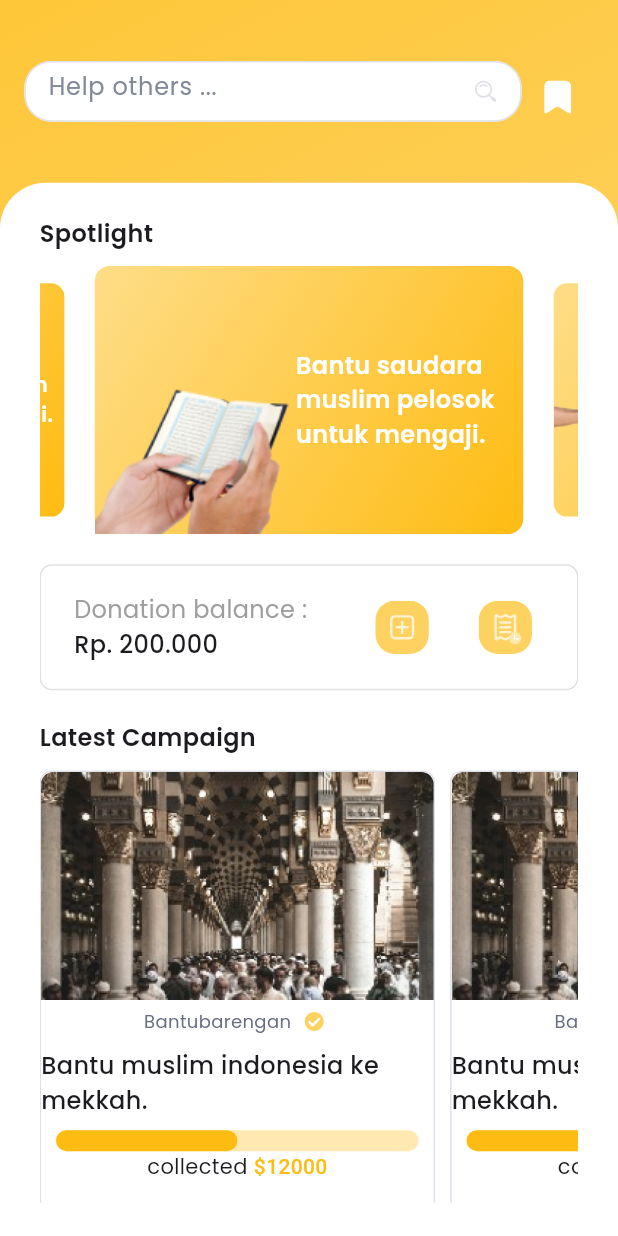
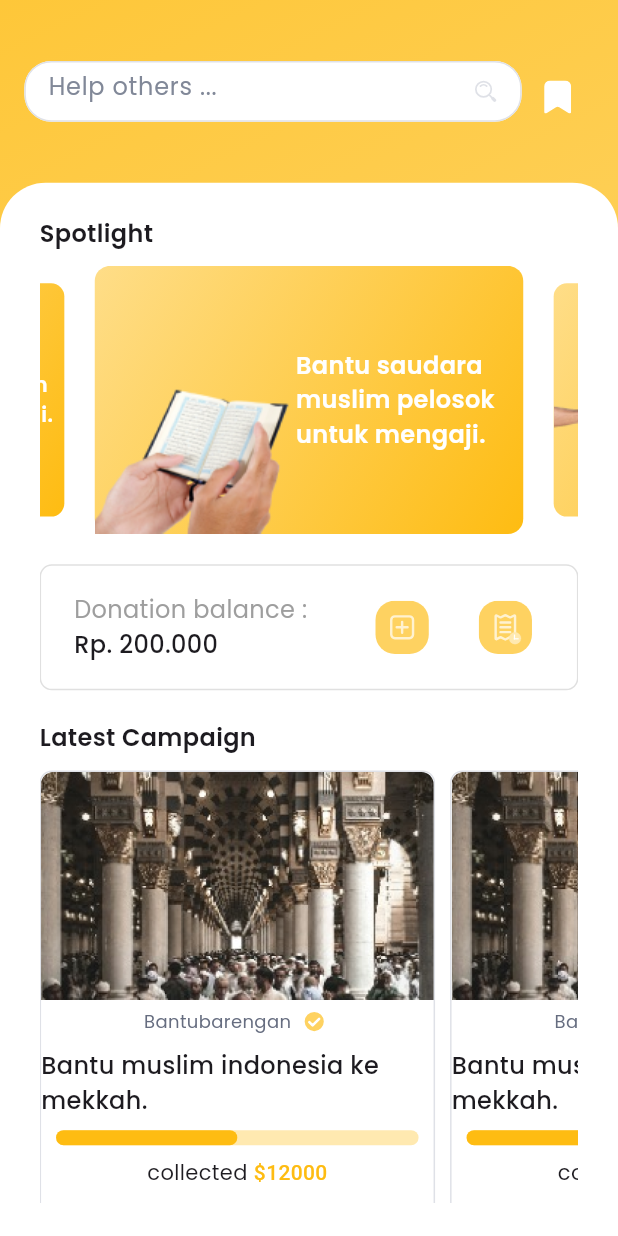
Before and after one commit to KhaledElalfy1/ajuda-app, a Flutter app: the HomeView screen opened directly, on a phone screen of 412 x 824 dp. Run offline on Flutter 3.47's test engine with Material 3 defaults, Android fonts, the phone set to English and light mode, and no system bars; drawn by our look-alikes of carousel_slider, percent_indicator; our stand-ins replace flutter_bloc, flutter_screenutil, flutter_svg, gap, get_it, google_fonts and 1 more; accounts and stored records are empty.

Commit message:
make donation card responsive

```diff
--- a/lib/features/home/presentation/view/widgets/donation_case_card_item.dart
+++ b/lib/features/home/presentation/view/widgets/donation_case_card_item.dart
@@ -24,13 +24,21 @@ class DonationCaseCardItem extends StatelessWidget {
         border: Border.all(
           color: AppColors.borderColor,
         ),
-        borderRadius: BorderRadius.circular(8.r),
+        borderRadius: BorderRadius.circular(
+          8.r,
+        ),
       ),
       child: Column(
         children: [
           ClipRRect(
             borderRadius: BorderRadius.only(
-                topLeft: Radius.circular(8.r), topRight: Radius.circular(8.r)),
+              topLeft: Radius.circular(
+                8.r,
+              ),
+              topRight: Radius.circular(
+                8.r,
+              ),
+            ),
             child: Image.asset(
               donationModel.imageUrl,
               height: 150.h,
@@ -52,10 +60,13 @@ class DonationCaseCardItem extends StatelessWidget {
                 ),
               ),
               Gap(4.w),
-              SvgPicture.asset(
-                AppIcons.iconsVerified,
-                height: 20.h,
-                width: 20.w,
+              Visibility(
+                visible: donationModel.isVerified,
+                child: SvgPicture.asset(
+                  AppIcons.iconsVerified,
+                  height: 20.h,
+                  width: 20.w,
+                ),
               ),
             ],
           ),
@@ -66,7 +77,7 @@ class DonationCaseCardItem extends StatelessWidget {
           ),
           Gap(8.h),
           LinearPercentIndicator(
-            lineHeight: 14.0,
+            lineHeight: 10.0,
             addAutomaticKeepAlive: true,
             animation: true,
             animationDuration: 1000,
@@ -76,6 +87,7 @@ class DonationCaseCardItem extends StatelessWidget {
             backgroundColor: const Color(0xffFFE9B0),
             progressColor: AppColors.primaryColor,
           ),
+          Gap(8.h),
           Text.rich(
             TextSpan(
               text: 'collected ',
@@ -89,7 +101,7 @@ class DonationCaseCardItem extends StatelessWidget {
               ],
             ),
           ),
-          Gap(13.h),
+          Gap(8.h),
         ],
       ),
     );
--- a/lib/features/home/presentation/view/widgets/donations_case_card_list_view.dart
+++ b/lib/features/home/presentation/view/widgets/donations_case_card_list_view.dart
@@ -2,7 +2,6 @@ import 'package:ajuda/core/models/donation_model.dart';
 import 'package:ajuda/core/utils/app_images.dart';
 import 'package:ajuda/features/home/presentation/view/widgets/donation_case_card_item.dart';
 import 'package:flutter/material.dart';
-import 'package:flutter_screenutil/flutter_screenutil.dart';
 
 class DonationsCaseCardListView extends StatelessWidget {
   const DonationsCaseCardListView({
@@ -12,8 +11,8 @@ class DonationsCaseCardListView extends StatelessWidget {
   @override
   Widget build(BuildContext context) {
     return SliverToBoxAdapter(
-      child: SizedBox(
-        height: 300.h,
+      child: AspectRatio(
+        aspectRatio: 1 / .9,
         child: ListView.separated(
           separatorBuilder: (context, index) => const SizedBox(width: 10),
           scrollDirection: Axis.horizontal,
```
